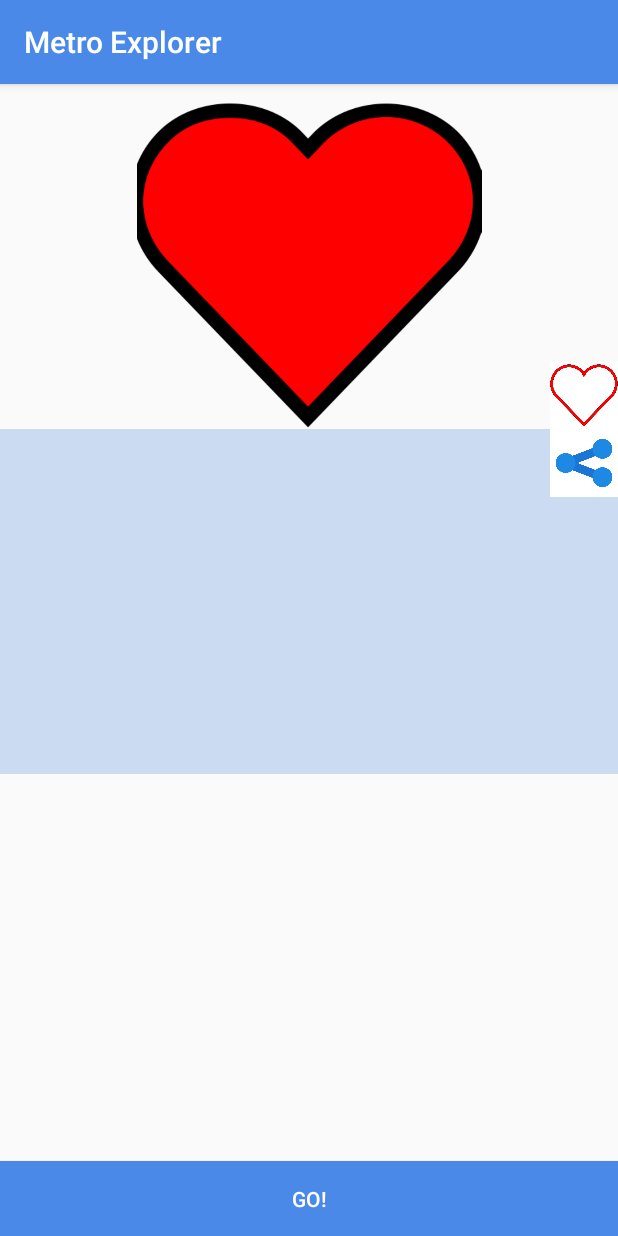
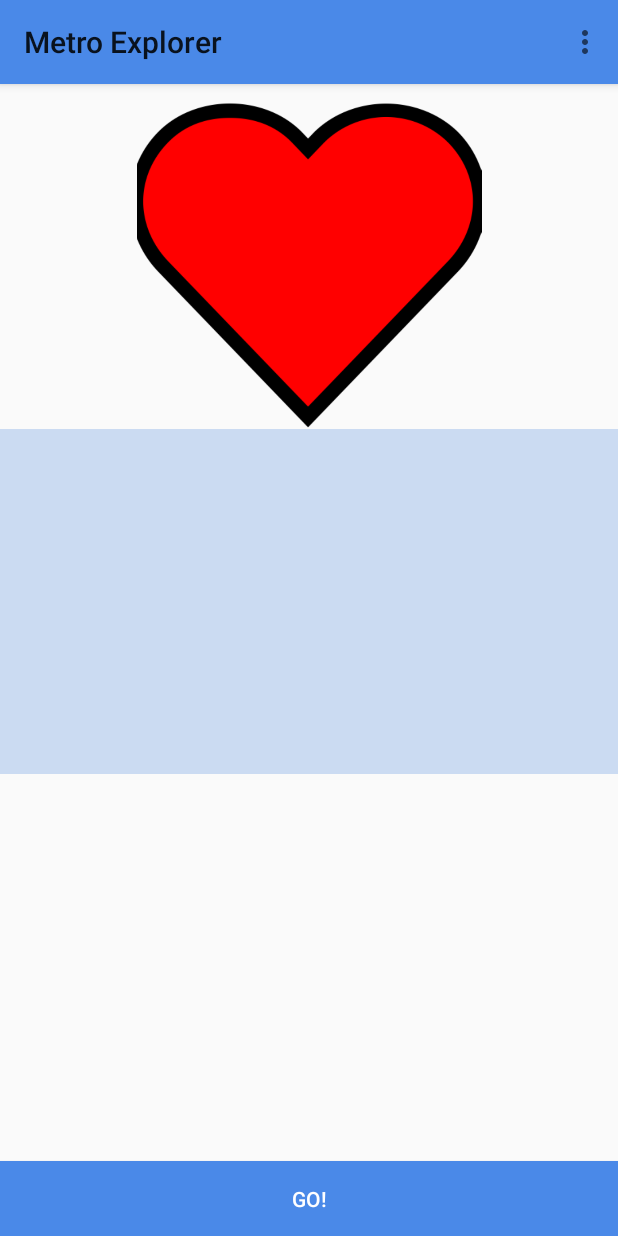
Before and after one commit to MiaXIA/Metro-Explorer, an Android app: the LandMarkDetailActivity screen opened directly, with no data from a screen before it, on a phone screen of 412 x 824 dp. Run offline under Robolectric (Android 15) with nearby library versions, the light colour scheme and no system bars.

Commit message:
work on app bars

```diff
--- a/app/src/main/java/com/marks/metro/yichenzhou/metromarker/activity/LandMarkDetailActivity.kt
+++ b/app/src/main/java/com/marks/metro/yichenzhou/metromarker/activity/LandMarkDetailActivity.kt
@@ -2,6 +2,7 @@ package com.marks.metro.yichenzhou.metromarker.activity
 
 import android.support.v7.app.AppCompatActivity
 import android.os.Bundle
+import android.view.Menu
 import com.marks.metro.yichenzhou.metromarker.R
 import kotlinx.android.synthetic.main.landmark_detail.*
 
@@ -11,15 +12,8 @@ class LandMarkDetailActivity : AppCompatActivity() {
         super.onCreate(savedInstanceState)
         setContentView(R.layout.landmark_detail)
 
-        add_favourite_button.setOnClickListener {
-            //TODO
-            //add the land mark to favourite list
-        }
-
-        share_link_button.setOnClickListener {
-            //TODO
-            //share the land mark via link
-        }
+        //setup toolbar
+        setSupportActionBar(option_toolbar)
 
         go_button.setOnClickListener {
             //TODO
@@ -27,5 +21,9 @@ class LandMarkDetailActivity : AppCompatActivity() {
         }
     }
 
+    override fun onCreateOptionsMenu(menu: Menu?): Boolean {
+        menuInflater.inflate(R.menu.option, menu)
 
+        return true
+    }
 }
--- a/app/src/main/res/layout/landmark_detail.xml
+++ b/app/src/main/res/layout/landmark_detail.xml
@@ -1,9 +1,22 @@
 <?xml version="1.0" encoding="utf-8"?>
-<RelativeLayout xmlns:android="http://schemas.android.com/apk/res/android"
+<LinearLayout xmlns:android="http://schemas.android.com/apk/res/android"
     xmlns:tools="http://schemas.android.com/tools"
-    android:orientation="vertical" android:layout_width="match_parent"
+    android:orientation="vertical"
+    android:layout_width="match_parent"
     android:layout_height="match_parent"
     tools:context="com.marks.metro.yichenzhou.metromarker.activity.LandMarkDetailActivity">
+
+    <android.support.v7.widget.Toolbar
+        android:id="@+id/option_toolbar"
+        android:layout_width="match_parent"
+        android:layout_height="?android:attr/actionBarSize"
+        android:elevation="4dp"
+        android:background="@color/colorDarkBlue"
+        />
+
+    <RelativeLayout
+        android:layout_width="match_parent"
+        android:layout_height="match_parent">
     <ImageView
         android:id="@+id/land_mark_image"
         android:src="@drawable/red_heart"
@@ -20,26 +33,6 @@
         android:layout_below="@+id/land_mark_image"
         />
 
-    <ImageButton
-        android:id="@+id/add_favourite_button"
-        android:src="@drawable/blank_heart"
-        android:scaleType="centerCrop"
-        android:layout_width="45dp"
-        android:layout_height="45dp"
-        android:background="@color/colorWhite"
-        android:layout_alignParentRight="true"
-        android:layout_above="@id/land_mark_details"/>
-
-    <ImageButton
-        android:id="@+id/share_link_button"
-        android:src="@drawable/share_link"
-        android:scaleType="centerCrop"
-        android:layout_width="45dp"
-        android:layout_height="45dp"
-        android:background="@color/colorWhite"
-        android:layout_alignParentRight="true"
-        android:layout_below="@+id/land_mark_image" />
-
     <Button
         android:id="@+id/go_button"
         android:layout_width="match_parent"
@@ -48,5 +41,5 @@
         android:background="@color/colorPrimary"
         android:text="@string/go_button"
         android:textColor="@color/colorWhite"/>
-
 </RelativeLayout>
+</LinearLayout>
--- a/app/src/main/res/layout/metrostation_menu.xml
+++ b/app/src/main/res/layout/metrostation_menu.xml
@@ -5,7 +5,7 @@
     android:layout_height="match_parent"
     tools:context="com.marks.metro.yichenzhou.metromarker.activity.MetroStationActivity">
 
-    <com.google.android.gms.maps.MapView
+        <com.google.android.gms.maps.MapView
         android:id="@+id/mapView"
         android:layout_width="match_parent"
         android:layout_height="460dp"
--- /dev/null
+++ b/app/src/main/res/menu/option.xml
@@ -0,0 +1,14 @@
+<?xml version="1.0" encoding="utf-8"?>
+<menu xmlns:android="http://schemas.android.com/apk/res/android"
+    xmlns:app="http://schemas.android.com/apk/res-auto">
+    <item
+        android:id="@+id/favorite_option"
+        android:title="@string/test"
+        app:showAsAction="never"/>
+
+    <item
+        android:id="@+id/share_option"
+        android:title="@string/test"
+        app:showAsAction="never"
+        />
+</menu>
--- a/app/src/main/res/values/strings.xml
+++ b/app/src/main/res/values/strings.xml
@@ -4,6 +4,7 @@
     <string name="explore_button">Explore!</string>
     <string name="detail_button">Detail</string>
     <string name="go_button">Go!</string>
+    <string name="search_hint">Search a metro station</string>
 
     <string name="test">*TEST*</string>
 </resources>
--- a/app/src/main/res/values/styles.xml
+++ b/app/src/main/res/values/styles.xml
@@ -1,7 +1,7 @@
 <resources>
 
     <!-- Base application theme. -->
-    <style name="AppTheme" parent="Theme.AppCompat.Light.DarkActionBar">
+    <style name="AppTheme" parent="Theme.AppCompat.Light.NoActionBar">
         <!-- Customize your theme here. -->
         <item name="colorPrimary">@color/colorPrimary</item>
         <item name="colorPrimaryDark">@color/colorPrimaryDark</item>
```
Also changed, not shown: app/src/main/java/com/marks/metro/yichenzhou/metromarker/activity/LandMarksActivity.kt (+15 -0 lines), app/src/main/java/com/marks/metro/yichenzhou/metromarker/activity/MenuActivity.kt (+19 -1 lines), app/src/main/java/com/marks/metro/yichenzhou/metromarker/adapter/LandMarksAdapter.kt (renamed from app/src/main/java/com/marks/metro/yichenzhou/metromarker/LandMarksAdapter.kt, +6 -5 lines), app/src/main/java/com/marks/metro/yichenzhou/metromarker/model/MetroStation.kt (+55 -1 lines), app/src/main/res/drawable/ic_search.xml (added, +9 -0 lines), app/src/main/res/layout/landmark_list.xml (+17 -5 lines), app/src/main/res/layout/main_menu.xml (+16 -2 lines), app/src/main/res/menu/landmarkfilter.xml (added, +11 -0 lines), app/src/main/res/menu/stationfilter.xml (added, +12 -0 lines).
